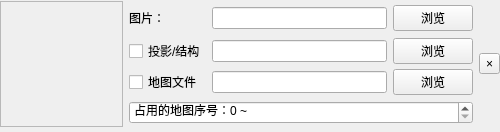
First picture: the form in SlopeCraftMain/others/TaskBox.ui, repository SlopeCraft/SlopeCraft, before the edit.
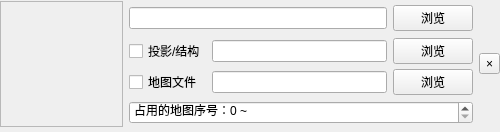
Second picture: the form after the edit.

Diff of the .ui file:
```diff
--- a/SlopeCraftMain/others/TaskBox.ui
+++ b/SlopeCraftMain/others/TaskBox.ui
@@ -42,16 +42,6 @@
    <item row="1" column="2">
     <widget class="QLineEdit" name="liteName"/>
    </item>
-   <item row="0" column="2">
-    <widget class="QLineEdit" name="imageName"/>
-   </item>
-   <item row="0" column="1">
-    <widget class="QLabel" name="label">
-     <property name="text">
-      <string>图片：</string>
-     </property>
-    </widget>
-   </item>
    <item row="1" column="3">
     <widget class="QPushButton" name="BtnBrowseLite">
      <property name="text">
@@ -135,6 +125,9 @@
      </property>
     </widget>
    </item>
+   <item row="0" column="1" colspan="2">
+    <widget class="QLineEdit" name="imageName"/>
+   </item>
   </layout>
  </widget>
  <resources/>
```
